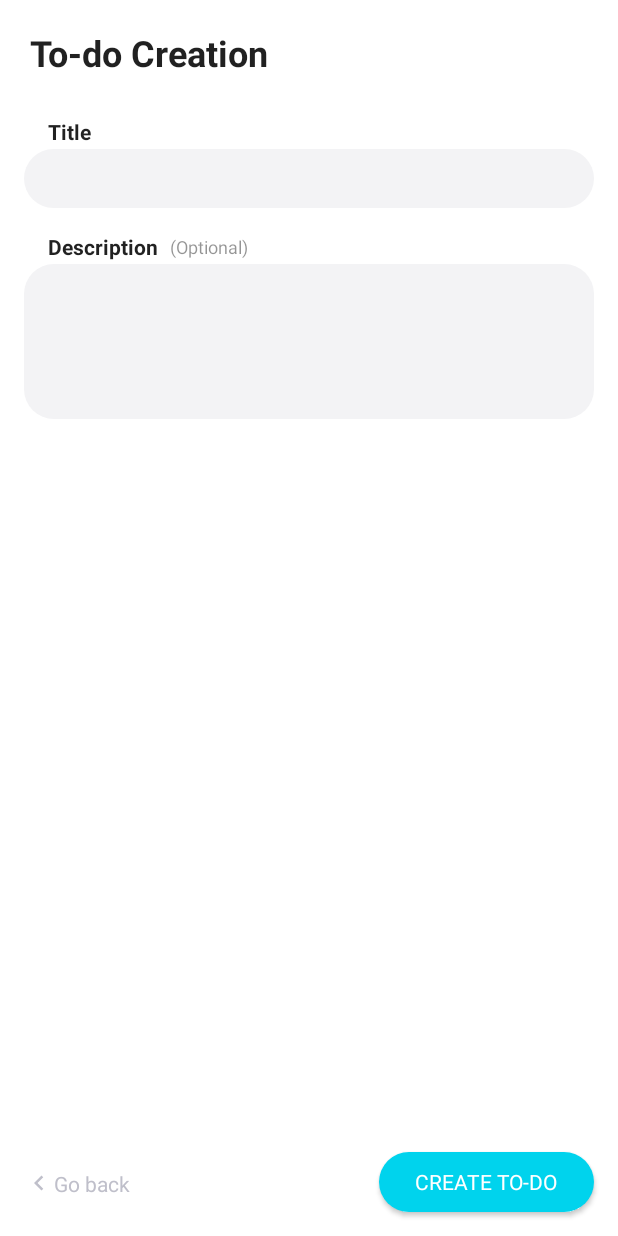
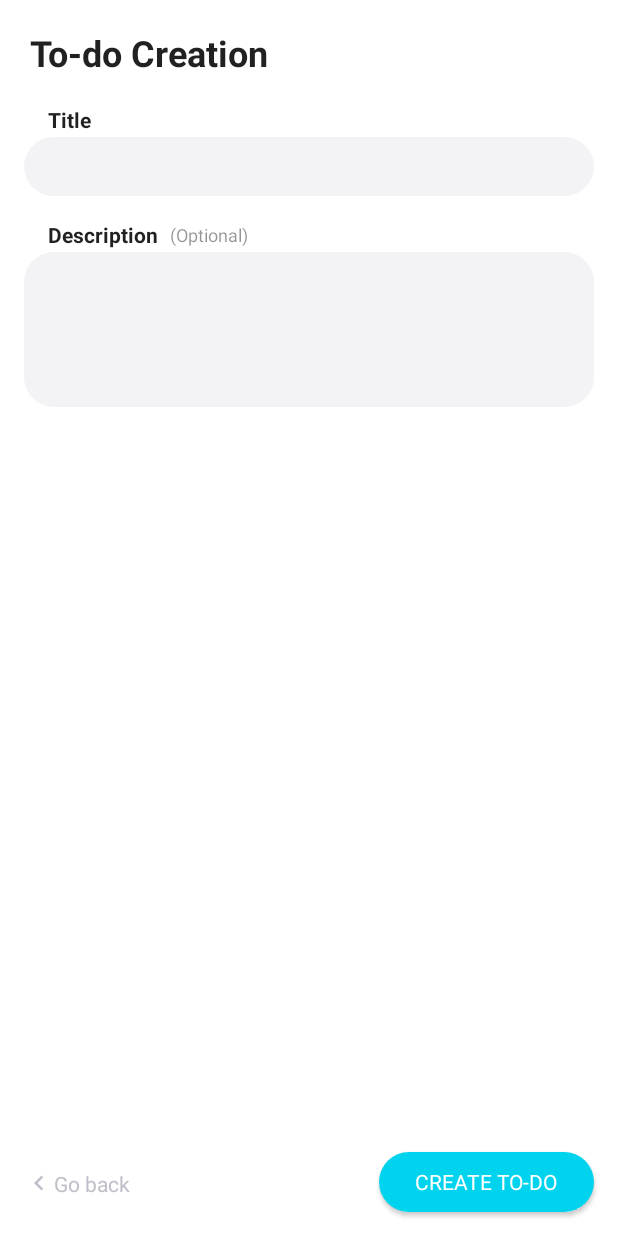
Before and after one commit to moro56/TodoList, an Android app: the ActivityTodoCreate screen opened directly, with no data from a screen before it, on a phone screen of 412 x 824 dp. Run offline under Robolectric (Android 15) with nearby library versions, the phone set to English and light mode, and no system bars; our stand-ins replace Dagger/Hilt's generated code, EventBus, data binding; 1 statement that could not run was skipped.

Commit message:
updated UI

```diff
--- a/app/src/main/AndroidManifest.xml
+++ b/app/src/main/AndroidManifest.xml
@@ -23,7 +23,8 @@
         </activity>
         <activity
             android:name=".ui.todo.ActivityTodoCreate"
-            android:label="@string/act_todo_create" />
+            android:label="@string/act_todo_create"
+            android:windowSoftInputMode="adjustPan|stateVisible" />
     </application>
 
 </manifest>
--- /dev/null
+++ b/app/src/main/java/it/emperor/todolist/extension/ActivityExt.kt
@@ -0,0 +1,9 @@
+package it.emperor.todolist.extension
+
+import android.app.Activity
+import android.view.inputmethod.InputMethodManager
+
+fun Activity.closeKeyboard() {
+    val inputMethodManager: InputMethodManager = this.getSystemService(Activity.INPUT_METHOD_SERVICE) as InputMethodManager
+    inputMethodManager.hideSoftInputFromWindow(this.currentFocus?.windowToken, 0)
+}
--- a/app/src/main/java/it/emperor/todolist/ui/base/BaseActivity.kt
+++ b/app/src/main/java/it/emperor/todolist/ui/base/BaseActivity.kt
@@ -1,6 +1,7 @@
 package it.emperor.todolist.ui.base
 
 import android.os.Bundle
+import android.widget.FrameLayout
 import androidx.annotation.LayoutRes
 import androidx.databinding.DataBindingUtil
 import androidx.databinding.ViewDataBinding
@@ -10,7 +11,7 @@ import androidx.lifecycle.ViewModelProviders
 import dagger.android.support.DaggerAppCompatActivity
 import it.emperor.todolist.R
 import it.emperor.todolist.view.NavigationView
-import kotlinx.android.synthetic.main._toolbar.*
+import kotlinx.android.synthetic.main._toolbar.view.*
 import org.greenrobot.eventbus.EventBus
 import javax.inject.Inject
 
@@ -37,7 +38,7 @@ abstract class BaseActivity<B : ViewDataBinding, T : ViewModel> : DaggerAppCompa
         binding = DataBindingUtil.setContentView(this, layoutRes())
         viewModel = ViewModelProviders.of(this, viewModelFactory).get(viewModelClass())
 
-        toolbar?.let {
+        findViewById<FrameLayout>(R.id.toolbar_layout)?.toolbar?.let {
             setSupportActionBar(it)
             it.navigationIcon = null
         }
--- a/app/src/main/java/it/emperor/todolist/ui/todo/ActivityTodoCreate.kt
+++ b/app/src/main/java/it/emperor/todolist/ui/todo/ActivityTodoCreate.kt
@@ -6,6 +6,7 @@ import android.view.inputmethod.EditorInfo
 import androidx.lifecycle.Observer
 import it.emperor.todolist.R
 import it.emperor.todolist.databinding.TodoCreateActivityBinding
+import it.emperor.todolist.extension.closeKeyboard
 import it.emperor.todolist.extension.errorAlert
 import it.emperor.todolist.state.Status
 import it.emperor.todolist.ui.base.BaseActivity
@@ -31,6 +32,8 @@ class ActivityTodoCreate : BaseActivity<TodoCreateActivityBinding, ViewModelTodo
         description.imeOptions = EditorInfo.IME_ACTION_DONE
         description.setRawInputType(InputType.TYPE_CLASS_TEXT)
 
+        container.setOnClickListener { closeKeyboard() }
+
         viewModel.state.observe(this, Observer {
             when (it.status) {
                 Status.SUCCESS -> finish()
--- a/app/src/main/java/it/emperor/todolist/view/NavigationView.kt
+++ b/app/src/main/java/it/emperor/todolist/view/NavigationView.kt
@@ -3,11 +3,11 @@ package it.emperor.todolist.view
 import android.content.Context
 import android.util.AttributeSet
 import android.view.View
-import android.widget.LinearLayout
+import android.widget.FrameLayout
 import it.emperor.todolist.R
 import kotlinx.android.synthetic.main._navigation.view.*
 
-class NavigationView @JvmOverloads constructor(context: Context, attrs: AttributeSet? = null, defStyleAttr: Int = 0) : LinearLayout(context, attrs, defStyleAttr) {
+class NavigationView @JvmOverloads constructor(context: Context, attrs: AttributeSet? = null, defStyleAttr: Int = 0) : FrameLayout(context, attrs, defStyleAttr) {
 
     private var onClick: () -> Unit = {}
 
--- /dev/null
+++ b/app/src/main/res/drawable-v21/navigation_gradient.xml
@@ -0,0 +1,8 @@
+<?xml version="1.0" encoding="utf-8"?>
+<shape xmlns:android="http://schemas.android.com/apk/res/android"
+    android:shape="rectangle">
+    <gradient
+        android:angle="90"
+        android:endColor="@android:color/transparent"
+        android:startColor="@android:color/white" />
+</shape>
--- a/app/src/main/res/layout/_navigation.xml
+++ b/app/src/main/res/layout/_navigation.xml
@@ -1,17 +1,34 @@
 <?xml version="1.0" encoding="utf-8"?>
-<LinearLayout xmlns:android="http://schemas.android.com/apk/res/android"
+<FrameLayout xmlns:android="http://schemas.android.com/apk/res/android"
     android:layout_width="match_parent"
-    android:layout_height="match_parent"
-    android:gravity="bottom"
-    android:padding="16dp">
+    android:layout_height="match_parent">
+
+    <LinearLayout
+        android:layout_width="match_parent"
+        android:layout_height="wrap_content"
+        android:layout_gravity="bottom"
+        android:orientation="vertical">
+
+        <View
+            android:layout_width="match_parent"
+            android:layout_height="50dp"
+            android:background="@drawable/navigation_gradient" />
+
+        <View
+            android:layout_width="match_parent"
+            android:layout_height="50dp"
+            android:background="@android:color/white" />
+    </LinearLayout>
 
     <TextView
         android:id="@+id/go_back"
         android:layout_width="wrap_content"
         android:layout_height="38dp"
+        android:layout_gravity="bottom"
+        android:layout_margin="16dp"
         android:drawableStart="@drawable/ic_chevron_left_navigation_20dp"
         android:gravity="center_vertical"
         android:text="@string/navigation_go_back"
         android:textAppearance="@style/Base.TextAppearance.AppCompat.Small"
         android:textColor="@color/text_navigation" />
-</LinearLayout>
+</FrameLayout>
--- a/app/src/main/res/layout/_toolbar.xml
+++ b/app/src/main/res/layout/_toolbar.xml
@@ -1,7 +1,28 @@
 <?xml version="1.0" encoding="utf-8"?>
-<androidx.appcompat.widget.Toolbar xmlns:android="http://schemas.android.com/apk/res/android"
+<FrameLayout xmlns:android="http://schemas.android.com/apk/res/android"
     xmlns:app="http://schemas.android.com/apk/res-auto"
     xmlns:tools="http://schemas.android.com/tools"
+    android:layout_width="match_parent"
+    android:layout_height="wrap_content">
+
+    <LinearLayout
+        android:layout_width="match_parent"
+        android:layout_height="wrap_content"
+        android:orientation="vertical">
+
+        <View
+            android:layout_width="match_parent"
+            android:layout_height="50dp"
+            android:background="@android:color/white" />
+
+        <View
+            android:layout_width="match_parent"
+            android:layout_height="20dp"
+            android:background="@drawable/navigation_gradient"
+            android:rotation="180" />
+    </LinearLayout>
+
+    <androidx.appcompat.widget.Toolbar
         android:id="@+id/toolbar"
         android:layout_width="match_parent"
         android:layout_height="70dp"
@@ -12,3 +33,4 @@
         android:theme="@style/ThemeOverlay.AppCompat.ActionBar"
         app:titleTextAppearance="@style/ToolbarTitleStyle"
         tools:ignore="UnusedAttribute" />
+</FrameLayout>
--- a/app/src/main/res/layout/home_activity.xml
+++ b/app/src/main/res/layout/home_activity.xml
@@ -15,21 +15,24 @@
         android:layout_width="match_parent"
         android:layout_height="match_parent">
 
-        <include
-            android:id="@+id/toolbar"
-            layout="@layout/_toolbar" />
-
         <androidx.recyclerview.widget.RecyclerView
             android:id="@+id/recyclerView"
             android:layout_width="0dp"
             android:layout_height="0dp"
+            android:layout_marginTop="8dp"
             android:clipChildren="false"
             android:clipToPadding="false"
+            android:paddingTop="70dp"
             android:paddingBottom="56dp"
+            android:overScrollMode="never"
             app:layout_constraintBottom_toBottomOf="parent"
             app:layout_constraintEnd_toEndOf="parent"
             app:layout_constraintStart_toStartOf="parent"
-            app:layout_constraintTop_toBottomOf="@+id/toolbar" />
+            app:layout_constraintTop_toTopOf="parent" />
+
+        <include
+            android:id="@id/toolbar_layout"
+            layout="@layout/_toolbar" />
 
         <com.google.android.material.floatingactionbutton.FloatingActionButton
             android:id="@+id/fab"
--- a/app/src/main/res/layout/todo_create_activity.xml
+++ b/app/src/main/res/layout/todo_create_activity.xml
@@ -11,13 +11,21 @@
             type="it.emperor.todolist.ui.todo.ViewModelTodoCreate" />
     </data>
 
-    <androidx.constraintlayout.widget.ConstraintLayout
+    <FrameLayout
         android:layout_width="match_parent"
         android:layout_height="match_parent">
 
-        <include
-            android:id="@+id/toolbar"
-            layout="@layout/_toolbar" />
+        <ScrollView
+            android:layout_width="match_parent"
+            android:layout_height="match_parent"
+            android:overScrollMode="never">
+
+            <androidx.constraintlayout.widget.ConstraintLayout
+                android:id="@+id/container"
+                android:layout_width="match_parent"
+                android:layout_height="wrap_content"
+                android:paddingTop="70dp"
+                android:paddingBottom="100dp">
 
                 <TextView
                     android:id="@+id/title_label"
@@ -29,8 +37,7 @@
                     android:text="@string/todo_create_title"
                     android:textAppearance="@style/Base.TextAppearance.AppCompat.Body2"
                     android:textStyle="bold"
-            app:layout_constraintStart_toStartOf="parent"
-            app:layout_constraintTop_toBottomOf="@+id/toolbar" />
+                    app:layout_constraintStart_toStartOf="parent" />
 
                 <EditText
                     android:id="@+id/title"
@@ -93,6 +100,12 @@
                     android:textAppearance="@style/Base.TextAppearance.AppCompat.Caption"
                     app:layout_constraintBottom_toTopOf="@+id/description"
                     app:layout_constraintStart_toEndOf="@+id/description_label" />
+            </androidx.constraintlayout.widget.ConstraintLayout>
+        </ScrollView>
+
+        <include
+            android:id="@id/toolbar_layout"
+            layout="@layout/_toolbar" />
 
         <it.emperor.todolist.view.NavigationView
             android:id="@id/navigation_view"
@@ -104,12 +117,10 @@
             style="@style/FormButton"
             android:layout_width="wrap_content"
             android:layout_height="wrap_content"
+            android:layout_gravity="bottom|end"
             android:layout_marginEnd="16dp"
             android:layout_marginBottom="16dp"
             android:onClick="@{() -> viewModel.createTodo()}"
-            android:text="@string/todo_create_button"
-            app:layout_constraintBottom_toBottomOf="parent"
-            app:layout_constraintEnd_toEndOf="parent" />
-
-    </androidx.constraintlayout.widget.ConstraintLayout>
+            android:text="@string/todo_create_button" />
+    </FrameLayout>
 </layout>
--- a/app/src/main/res/values/ids.xml
+++ b/app/src/main/res/values/ids.xml
@@ -1,4 +1,5 @@
 <?xml version="1.0" encoding="utf-8"?>
 <resources>
+    <item name="toolbar_layout" type="id" />
     <item name="navigation_view" type="id" />
 </resources>
--- a/build.gradle
+++ b/build.gradle
@@ -8,7 +8,7 @@ buildscript {
         jcenter()
     }
     dependencies {
-        classpath 'com.android.tools.build:gradle:3.2.0'
+        classpath 'com.android.tools.build:gradle:3.2.1'
         classpath "org.jetbrains.kotlin:kotlin-gradle-plugin:$kotlin_version"
         classpath "io.realm:realm-gradle-plugin:5.7.0"
 
```
Lines whose indentation alone changed are shown as unchanged.
